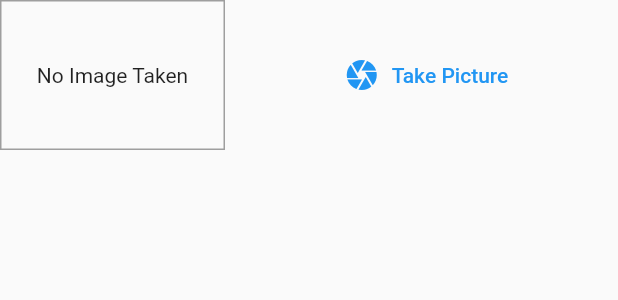
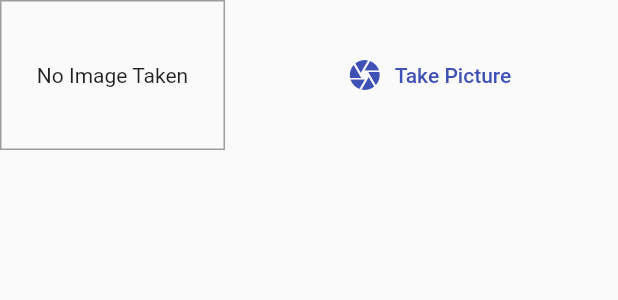
Before and after one commit to BulcsuFarmasi/great_places_app, a Flutter app: the ImageInput widget shown alone on an empty page, opened directly with empty values, on a phone screen of 412 x 824 dp. Shown: the top 300 px of the screen. Run offline on Flutter 3.47's test engine with Material 2 defaults, Android fonts, the phone set to English and light mode, and no system bars; our stand-ins replace google_maps_flutter, image_picker, location, sqflite; accounts and stored records are empty.

Commit message:
fix analysis recommendations

```diff
--- a/lib/screens/add_place_screen.dart
+++ b/lib/screens/add_place_screen.dart
@@ -88,8 +88,8 @@ class _AddPlaceScreenState extends State<AddPlaceScreen> {
                   shape: const RoundedRectangleBorder(),
                   elevation: 0,
                   tapTargetSize: MaterialTapTargetSize.shrinkWrap,
-                  onPrimary: Colors.black,
-                  primary: Theme
+                  foregroundColor: Colors.black,
+                  backgroundColor: Theme
                       .of(context)
                       .colorScheme
                       .secondary),
--- a/lib/screens/map_screen.dart
+++ b/lib/screens/map_screen.dart
@@ -4,7 +4,7 @@ import '../models/place.dart';
 
 class MapScreen extends StatefulWidget {
   const MapScreen(
-      {this.initialLocation = const PlaceLocation(longitude: 5.5638583, latitude: 47.6683983),
+      {super.key, this.initialLocation = const PlaceLocation(longitude: 5.5638583, latitude: 47.6683983),
       this.isSelecting = false});
 
   final PlaceLocation initialLocation;
--- a/lib/screens/place_detail_screen.dart
+++ b/lib/screens/place_detail_screen.dart
@@ -18,7 +18,7 @@ class PlaceDetailScreen extends StatelessWidget {
       ),
       body: Column(
         children: [
-          Container(
+          SizedBox(
             height: 250,
             width: double.infinity,
             child: Image.file(
--- a/lib/screens/places_list.dart
+++ b/lib/screens/places_list.dart
@@ -1,9 +1,9 @@
 import 'package:flutter/material.dart';
 import 'package:provider/provider.dart';
+
 import '../providers/places.dart';
 import '../screens/add_place_screen.dart';
 import '../screens/place_detail_screen.dart';
-import './add_place_screen.dart';
 
 class PlacesListScreen extends StatelessWidget {
   const PlacesListScreen({Key? key}) : super(key: key);
--- a/lib/widgets/image_input.dart
+++ b/lib/widgets/image_input.dart
@@ -8,10 +8,10 @@ import 'package:path_provider/path_provider.dart' as syspaths;
 class ImageInput extends StatefulWidget {
   final Function onSelectImage;
 
-  ImageInput(this.onSelectImage);
+  const ImageInput(this.onSelectImage, {super.key});
 
   @override
-  _ImageInputState createState() => _ImageInputState();
+  State<ImageInput> createState() => _ImageInputState();
 }
 
 class _ImageInputState extends State<ImageInput> {
@@ -46,26 +46,26 @@ class _ImageInputState extends State<ImageInput> {
           decoration: BoxDecoration(
             border: Border.all(width: 1, color: Colors.grey),
           ),
+          alignment: Alignment.center,
           child: _storedImage != null
               ? Image.file(
-                  _storedImage,
+                  _storedImage!,
                   fit: BoxFit.cover,
                   width: double.infinity,
                 )
-              : Text(
+              : const Text(
                   'No Image Taken',
                   textAlign: TextAlign.center,
                 ),
-          alignment: Alignment.center,
         ),
-        SizedBox(
+        const SizedBox(
           width: 10,
         ),
         Expanded(
-          child: FlatButton.icon(
-            icon: Icon(Icons.camera),
-            label: Text('Take Picture'),
-            textColor: Theme.of(context).primaryColor,
+          child: TextButton.icon(
+            icon: const Icon(Icons.camera),
+            label: const Text('Take Picture'),
+            style: TextButton.styleFrom(foregroundColor: Theme.of(context).colorScheme.primary),
             onPressed: _takePicture,
           ),
         ),
```
Also changed, not shown: lib/widgets/location_input.dart (+21 -17 lines), 2 other files.
